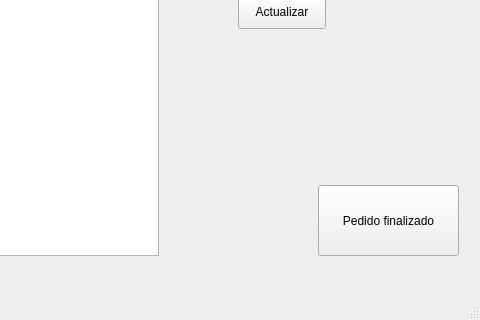
MartiHui/GSDAM_ServicioTecnicoMoviles, file Tecnico_ServicioTecnicoMoviles/ui/mainwindow.ui: the form before one commit; both pictures show x 232 to 712 and y 232 to 552 of the 712 by 552 pixel window.
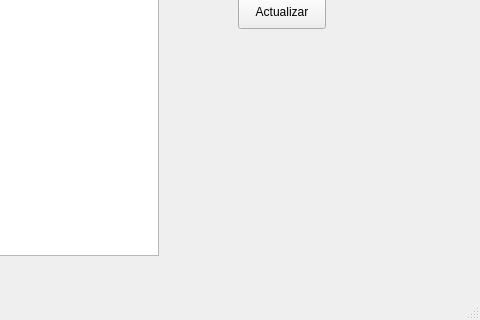
The form after the commit.

```diff
--- a/Tecnico_ServicioTecnicoMoviles/ui/mainwindow.ui
+++ b/Tecnico_ServicioTecnicoMoviles/ui/mainwindow.ui
@@ -159,19 +159,6 @@
      <string>Actualizar</string>
     </property>
    </widget>
-   <widget class="QPushButton" name="finishOrder">
-    <property name="geometry">
-     <rect>
-      <x>550</x>
-      <y>400</y>
-      <width>141</width>
-      <height>71</height>
-     </rect>
-    </property>
-    <property name="text">
-     <string>Pedido finalizado</string>
-    </property>
-   </widget>
   </widget>
   <widget class="QMenuBar" name="menuBar">
    <property name="geometry">
```
Left out of the diff: 3 changed lines with no effect on the pictures.
